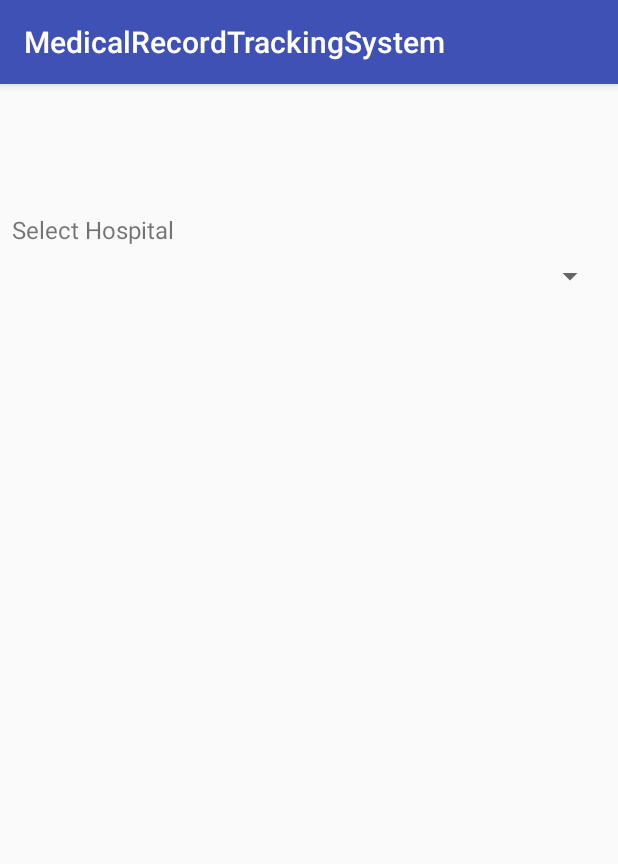
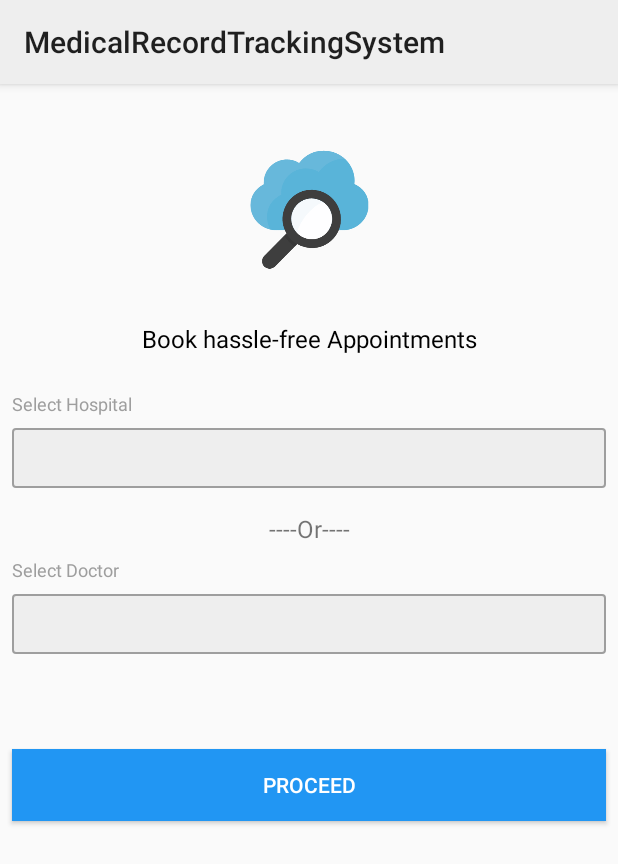
Before and after one commit to ayushkhare/MedicalReportTrackingSystem, an Android app: the screen it shows after launch (MainActivity), on a phone screen of 412 x 824 dp. Shown: the top 864 px of the screen. Run offline under Robolectric (Android 15) with nearby library versions, the phone set to English and light mode, and no system bars; our stand-ins replace ButterKnife; libraries missing offline, so code that uses them is left out: com.toptoche.searchablespinnerlibrary; plain views replace SearchableSpinner; 1 statement that could not run was skipped.

Commit message:
changed UI

```diff
--- /dev/null
+++ b/app/src/main/res/drawable/border_background.xml
@@ -0,0 +1,9 @@
+<shape xmlns:android="http://schemas.android.com/apk/res/android"
+    android:shape="rectangle">
+    <solid android:color="@color/colorPrimary" />
+    <corners android:radius="2dip" />
+    <stroke
+        android:color="@color/colorPrimaryDark"
+        android:width="1dp" />
+
+</shape>
--- /dev/null
+++ b/app/src/main/res/drawable/button_border_background.xml
@@ -0,0 +1,9 @@
+<shape xmlns:android="http://schemas.android.com/apk/res/android"
+    android:shape="rectangle">
+    <solid android:color="@android:color/transparent" />
+    <corners android:radius="2dip" />
+    <stroke
+        android:color="@color/colorAccent"
+        android:width="1dp" />
+
+</shape>
--- a/app/src/main/res/layout/activity_main.xml
+++ b/app/src/main/res/layout/activity_main.xml
@@ -9,55 +9,120 @@
     <TextView
         android:layout_width="0dp"
         android:layout_height="wrap_content"
-        android:layout_marginBottom="8dp"
         android:layout_marginLeft="8dp"
         android:layout_marginRight="8dp"
         android:text="@string/select_hospital"
-        android:textSize="16sp"
-        app:layout_constraintBottom_toTopOf="@+id/hospital_spinner"
+        android:textSize="12sp"
+        android:textColor="@color/grey500"
         app:layout_constraintHorizontal_bias="0.0"
         app:layout_constraintLeft_toLeftOf="parent"
-        app:layout_constraintRight_toRightOf="parent" />
+        app:layout_constraintRight_toRightOf="parent"
+        android:layout_marginStart="8dp"
+        android:layout_marginEnd="8dp"
+        android:id="@+id/textView3"
+        android:layout_marginTop="24dp"
+        app:layout_constraintTop_toBottomOf="@+id/helper_text_view" />
 
     <com.toptoche.searchablespinnerlibrary.SearchableSpinner
         android:id="@+id/hospital_spinner"
         android:layout_width="0dp"
-        android:layout_height="wrap_content"
-        android:layout_marginTop="116dp"
+        android:layout_height="40dp"
+        android:background="@drawable/border_background"
         app:layout_constraintLeft_toLeftOf="parent"
         app:layout_constraintRight_toRightOf="parent"
-        app:layout_constraintTop_toTopOf="parent"
         android:layout_marginRight="8dp"
-        android:layout_marginLeft="8dp" />
+        android:layout_marginLeft="8dp"
+        android:layout_marginStart="8dp"
+        android:layout_marginEnd="8dp"
+        app:layout_constraintHorizontal_bias="0.0"
+        android:layout_marginTop="8dp"
+        app:layout_constraintTop_toBottomOf="@+id/textView3" />
+
+    <TextView
+        android:layout_width="368dp"
+        android:layout_height="wrap_content"
+        android:text="@string/or"
+        android:gravity="center_horizontal"
+        android:textSize="16sp"
+        android:id="@+id/textView"
+        app:layout_constraintLeft_toLeftOf="parent"
+        app:layout_constraintRight_toRightOf="parent"
+        android:layout_marginTop="16dp"
+        app:layout_constraintTop_toBottomOf="@+id/hospital_spinner" />
 
     <TextView
         android:id="@+id/doctor_text_view"
         android:layout_width="0dp"
         android:layout_height="wrap_content"
-        android:layout_marginBottom="8dp"
-        android:layout_marginLeft="8dp"
-        android:layout_marginRight="8dp"
         android:text="@string/select_doctor"
-        android:textSize="16sp"
-        app:layout_constraintBottom_toTopOf="@+id/doctor_spinner"
-        app:layout_constraintHorizontal_bias="0.0"
+        android:textSize="12sp"
+        android:textColor="@color/grey500"
         app:layout_constraintLeft_toLeftOf="parent"
         app:layout_constraintRight_toRightOf="parent"
-        android:visibility="gone"/>
+        android:layout_marginRight="8dp"
+        android:layout_marginLeft="8dp"
+        app:layout_constraintHorizontal_bias="0.0"
+        android:layout_marginTop="8dp"
+        app:layout_constraintTop_toBottomOf="@+id/textView"
+        android:layout_marginStart="8dp"
+        android:layout_marginEnd="8dp" />
 
     <com.toptoche.searchablespinnerlibrary.SearchableSpinner
         android:id="@+id/doctor_spinner"
         android:layout_width="0dp"
-        android:layout_height="wrap_content"
-        android:layout_marginBottom="8dp"
-        app:layout_constraintBottom_toBottomOf="parent"
+        android:layout_height="40dp"
+        android:background="@drawable/border_background"
         app:layout_constraintLeft_toLeftOf="parent"
         app:layout_constraintRight_toRightOf="parent"
-        app:layout_constraintTop_toBottomOf="@+id/hospital_spinner"
         app:layout_constraintHorizontal_bias="0.0"
         android:layout_marginRight="8dp"
-        app:layout_constraintVertical_bias="0.501"
         android:layout_marginLeft="8dp"
-        android:visibility="gone"/>
+        android:layout_marginTop="8dp"
+        app:layout_constraintTop_toBottomOf="@+id/doctor_text_view"
+        android:layout_marginStart="8dp"
+        android:layout_marginEnd="8dp" />
+
+    <Button
+        android:id="@+id/proceed_btn"
+        android:layout_width="0dp"
+        android:layout_height="wrap_content"
+        android:text="@string/proceed"
+        android:background="@color/colorAccent"
+        android:textColor="@color/white"
+        app:layout_constraintLeft_toLeftOf="parent"
+        app:layout_constraintRight_toRightOf="parent"
+        android:layout_marginTop="8dp"
+        app:layout_constraintTop_toBottomOf="@+id/doctor_spinner"
+        app:layout_constraintBottom_toBottomOf="parent"
+        android:layout_marginBottom="8dp"
+        app:layout_constraintVertical_bias="0.171"
+        android:layout_marginLeft="8dp"
+        app:layout_constraintHorizontal_bias="0.0"
+        android:layout_marginRight="8dp"
+        android:layout_marginStart="8dp"
+        android:layout_marginEnd="8dp" />
+
+    <ImageView
+        android:id="@+id/imageView"
+        android:layout_width="150dp"
+        android:layout_height="150dp"
+        app:layout_constraintLeft_toLeftOf="parent"
+        app:layout_constraintRight_toRightOf="parent"
+        app:srcCompat="@drawable/search_image"
+        android:layout_marginBottom="8dp"
+        app:layout_constraintBottom_toTopOf="@+id/textView3"
+        app:layout_constraintTop_toTopOf="parent"
+        app:layout_constraintVertical_bias="0.186" />
+
+    <TextView
+        android:id="@+id/helper_text_view"
+        android:layout_width="wrap_content"
+        android:layout_height="wrap_content"
+        android:text="@string/book_hassle_free_appointment"
+        android:textSize="16sp"
+        android:textColor="@color/black"
+        app:layout_constraintLeft_toLeftOf="parent"
+        app:layout_constraintRight_toRightOf="parent"
+        app:layout_constraintTop_toBottomOf="@+id/imageView" />
 
 </android.support.constraint.ConstraintLayout>
--- a/app/src/main/res/values/colors.xml
+++ b/app/src/main/res/values/colors.xml
@@ -1,6 +1,12 @@
 <?xml version="1.0" encoding="utf-8"?>
 <resources>
-    <color name="colorPrimary">#3F51B5</color>
-    <color name="colorPrimaryDark">#303F9F</color>
-    <color name="colorAccent">#FF4081</color>
+    <color name="colorPrimary">#EEEEEE</color>
+    <color name="colorPrimaryDark">#9E9E9E</color>
+    <color name="colorAccent">#2196F3</color>
+    <color name="white_overlay_8x">#20FFFFFF</color>
+    <color name="grey300">#E0E0E0</color>
+    <color name="grey400">#BDBDBD</color>
+    <color name="grey500">#9E9E9E</color>
+    <color name="white">#FFFFFF</color>
+    <color name="black">#000000</color>
 </resources>
--- a/app/src/main/res/values/strings.xml
+++ b/app/src/main/res/values/strings.xml
@@ -4,4 +4,7 @@
     <string name="ok_button">OK</string>
     <string name="api_error_message">Unable to load</string>
     <string name="select_doctor">Select Doctor</string>
+    <string name="or">----Or----</string>
+    <string name="proceed">Proceed</string>
+    <string name="book_hassle_free_appointment">Book hassle-free Appointments</string>
 </resources>
--- a/app/src/main/res/values/styles.xml
+++ b/app/src/main/res/values/styles.xml
@@ -1,7 +1,7 @@
 <resources>
 
     <!-- Base application theme. -->
-    <style name="AppTheme" parent="Theme.AppCompat.Light.DarkActionBar">
+    <style name="AppTheme" parent="Theme.AppCompat.Light">
         <!-- Customize your theme here. -->
         <item name="colorPrimary">@color/colorPrimary</item>
         <item name="colorPrimaryDark">@color/colorPrimaryDark</item>
```
Also changed, not shown: app/src/main/res/drawable/search_image.png (added).
